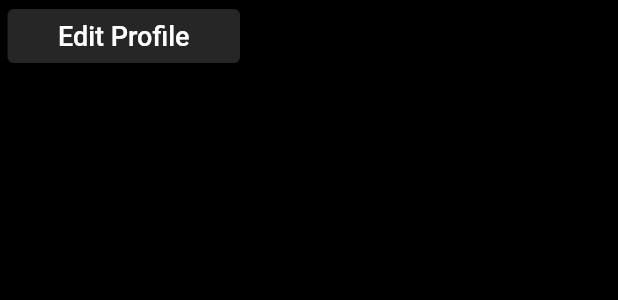
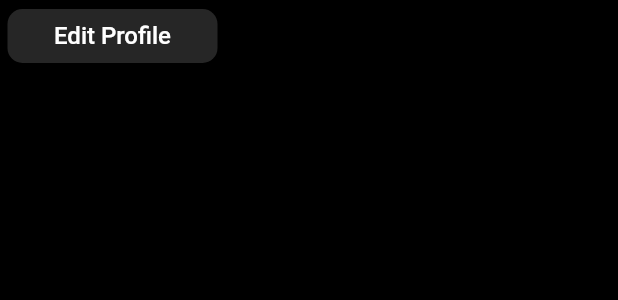
Before and after one commit to ParthZignuts/InstagramClone, a Flutter app: the EditShareProfileButton widget shown alone on an empty page, opened directly, on a phone screen of 412 x 824 dp. Shown: the top 300 px of the screen. Run offline on Flutter 3.47's test engine with Material 2 defaults, Android fonts, the phone set to English and light mode, and no system bars; our stand-ins replace cloud_firestore, firebase_auth, firebase_core, firebase_storage, flutter_svg, image_picker; accounts and stored records are empty; network calls fail.

Commit message:
add singlechild scrollview in profile screen and do correction in code

```diff
--- a/lib/view/screens/feed/feed_screen.dart
+++ b/lib/view/screens/feed/feed_screen.dart
@@ -19,6 +19,7 @@ class FeedScreen extends StatelessWidget {
                   SvgPicture.asset(
                     'assets/images/ic_instagram.svg',
                     color: primaryColor,
+                    height: 40,
                   ),
                   const Spacer(),
                   IconButton(onPressed: () {}, icon: const Icon(Icons.favorite_border)),
@@ -33,7 +34,7 @@ class FeedScreen extends StatelessWidget {
                 child: Column(
                   crossAxisAlignment: CrossAxisAlignment.start,
                   children: [
-                    SizedBox(height: MediaQuery.of(context).size.height * 0.14, child: const UserStoryStreamBuilder()),
+                    SizedBox(height: MediaQuery.of(context).size.height * 0.13, child: const UserStoryStreamBuilder()),
                     const PostStreamBuilder(),
                   ],
                 ),
--- a/lib/view/widget/edit_share_profile_button.dart
+++ b/lib/view/widget/edit_share_profile_button.dart
@@ -15,17 +15,19 @@ class EditShareProfileButton extends StatelessWidget {
   @override
   Widget build(BuildContext context) {
     return SizedBox(
-      width: 165,
+      width: 150,
       child: Padding(
         padding: const EdgeInsets.only(left: 5.0,right: 5.0),
         child: ElevatedButton(
-            style: const ButtonStyle(
-              backgroundColor: MaterialStatePropertyAll(darkGray),
+            style: ElevatedButton.styleFrom(
+             primary: darkGray,
+              shape: RoundedRectangleBorder(
+                  borderRadius: BorderRadius.circular(10.0)),
             ),
             onPressed: onPressed,
             child: Text(
               btnTitle,
-              style: const TextStyle(fontSize: 18, fontWeight: FontWeight.w500),
+              style: const TextStyle(fontSize: 16, fontWeight: FontWeight.w500),
             )),
       ),
     );
--- a/lib/view/widget/personal_post_tab.dart
+++ b/lib/view/widget/personal_post_tab.dart
@@ -14,9 +14,9 @@ class PersonalPostTab extends StatelessWidget {
               padding: const EdgeInsets.all(1.0),
               child: Image.network('https://picsum.photos/250?image=$index'),
             ),
-            itemCount: 10,
+            itemCount: 50,
           )
-        )
+        ),
       ],
     );
   }
--- a/lib/view/widget/post_card.dart
+++ b/lib/view/widget/post_card.dart
@@ -3,7 +3,6 @@ import 'package:flutter/cupertino.dart';
 import 'package:flutter/material.dart';
 import 'package:instagram_clone/proiders/user_provider.dart';
 import 'package:instagram_clone/resources/firestore_methods.dart';
-import 'package:instagram_clone/resources/storage_mthods.dart';
 import 'package:instagram_clone/view/widget/like_animation.dart';
 import 'package:intl/intl.dart';
 import 'package:provider/provider.dart';
--- a/lib/view/widget/user_story_stream_builder.dart
+++ b/lib/view/widget/user_story_stream_builder.dart
@@ -14,8 +14,7 @@ class UserStoryStreamBuilder extends StatelessWidget {
    static Map<String, dynamic>? currentUserStory;
    @override
   Widget build(BuildContext context) {
-    return Expanded(
-      child: SingleChildScrollView(
+    return SingleChildScrollView(
       scrollDirection: Axis.horizontal,
       physics: const BouncingScrollPhysics(),
       child: StreamBuilder<QuerySnapshot<Map<String, dynamic>>>(
@@ -53,7 +52,6 @@ class UserStoryStreamBuilder extends StatelessWidget {
           }
         },
       ),
-      ),
     );
   }
 }
```
Also changed, not shown: lib/view/screens/personal/personal_screen.dart (+60 -45 lines). Lines whose indentation alone changed are shown as unchanged.
